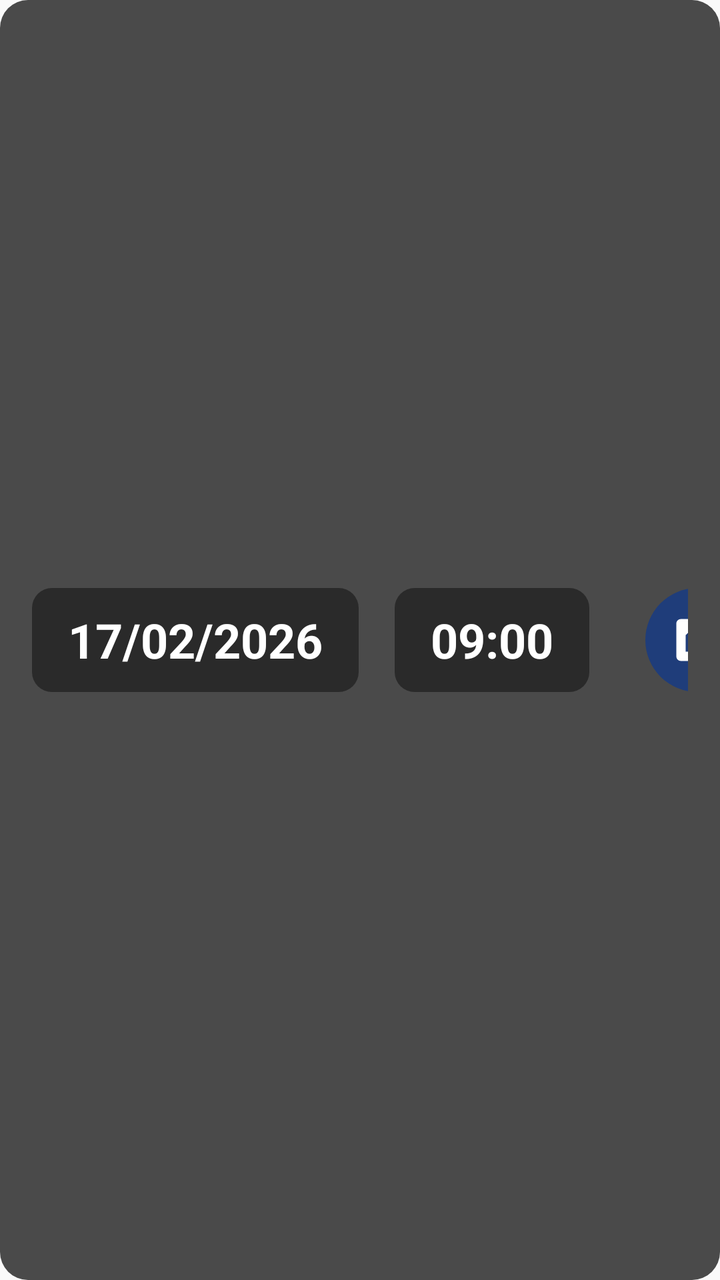
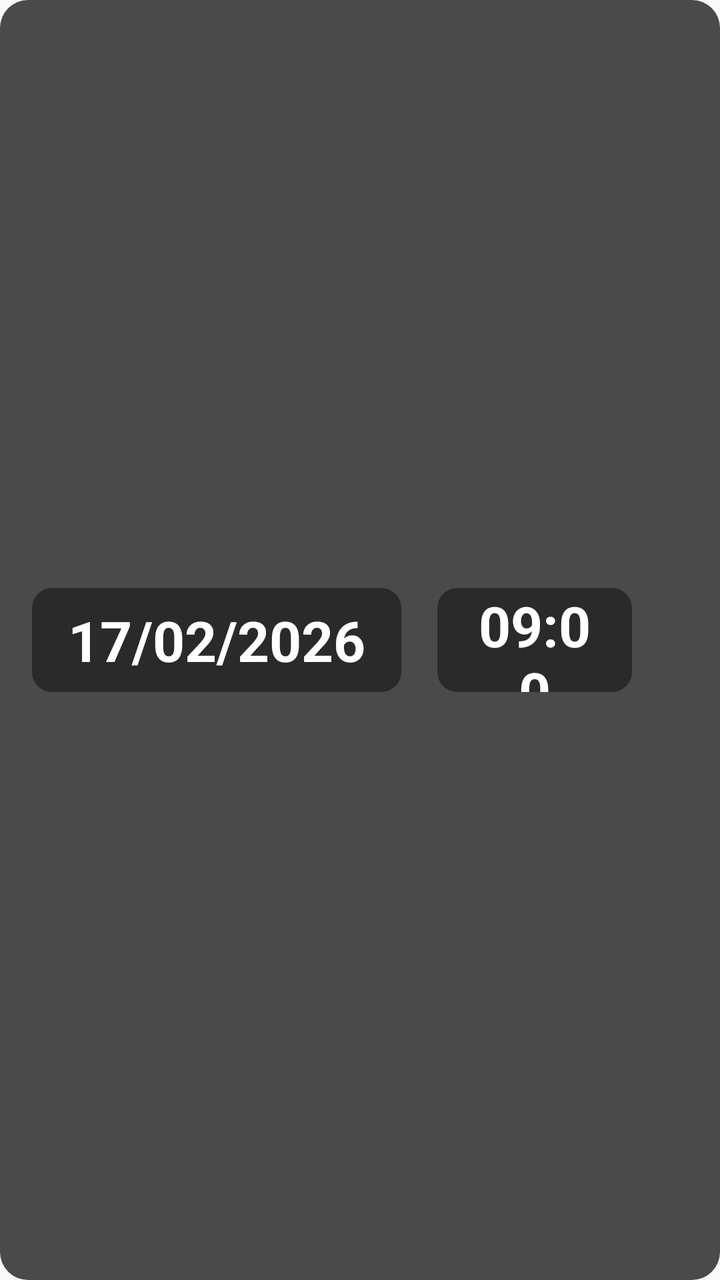

Compare the two renders of this Android layout. The source of the first and the diff that turns it into the second are given below.
<!-- AndroidManifest.xml: application theme AppTheme.NoActionBar -->
<!-- res/layout/item_recordatorio.xml -->
<?xml version="1.0" encoding="utf-8"?>
<LinearLayout
    xmlns:android="http://schemas.android.com/apk/res/android"
    android:id="@+id/itemRecordatorioRoot"
    android:layout_width="match_parent"
    android:layout_height="88dp"
    android:orientation="horizontal"
    android:gravity="center_vertical"
    android:paddingStart="16dp"
    android:paddingEnd="16dp"
    android:layout_marginBottom="10dp"
    android:layout_marginStart="16dp"
    android:layout_marginEnd="16dp"
    android:background="@drawable/bg_recordatorio_item"
    android:clickable="true"
    android:focusable="true">

    
    <TextView
        android:id="@+id/tvFechaItemRec"
        android:layout_width="wrap_content"
        android:layout_height="52dp"
        android:minWidth="130dp"
        android:text="17/02/2026"
        android:textSize="24sp"
        android:textStyle="bold"
        android:textColor="#FFFFFF"
        android:gravity="center"
        android:paddingStart="18dp"
        android:paddingEnd="18dp"
        android:background="@drawable/bg_hora_pill_dark"
        android:layout_marginEnd="18dp"/>

    
    <TextView
        android:id="@+id/tvHoraItemRec"
        android:layout_width="wrap_content"
        android:layout_height="52dp"
        android:minWidth="92dp"
        android:text="09:00"
        android:textSize="24sp"
        android:textStyle="bold"
        android:textColor="#FFFFFF"
        android:gravity="center"
        android:paddingStart="18dp"
        android:paddingEnd="18dp"
        android:background="@drawable/bg_hora_pill_dark"
        android:layout_marginEnd="28dp"/>

    
    <TextView
        android:id="@+id/tvTituloItemRec"
        android:layout_width="0dp"
        android:layout_height="wrap_content"
        android:layout_weight="1"
        android:text="CITA MÉDICA"
        android:textSize="20sp"
        android:textStyle="bold"
        android:textColor="#FFFFFF"
        android:maxLines="1"
        android:ellipsize="end"/>

    
    <FrameLayout
        android:id="@+id/btnEditarItemRec"
        android:layout_width="52dp"
        android:layout_height="52dp"
        android:background="@drawable/bg_btn_editar_circle"
        android:layout_marginEnd="10dp"
        android:clickable="true"
        android:focusable="true"
        android:contentDescription="Editar">

        <ImageView
            android:layout_width="28dp"
            android:layout_height="28dp"
            android:layout_gravity="center"
            android:src="@drawable/ic_editar"
            android:contentDescription=""/>
    </FrameLayout>

    
    <FrameLayout
        android:id="@+id/btnEliminarItemRec"
        android:layout_width="52dp"
        android:layout_height="52dp"
        android:background="@drawable/bg_btn_eliminar_circle"
        android:clickable="true"
        android:focusable="true"
        android:contentDescription="Eliminar">

        <ImageView
            android:layout_width="28dp"
            android:layout_height="28dp"
            android:layout_gravity="center"
            android:src="@drawable/ic_eliminar"
            android:contentDescription=""/>
    </FrameLayout>

</LinearLayout>
<!-- resources referenced by this layout -->
<resources>
  <!-- drawable bg_btn_editar_circle (drawable) -->
  <?xml version="1.0" encoding="utf-8"?>
  <shape xmlns:android="http://schemas.android.com/apk/res/android"
      android:shape="oval">
      <solid android:color="#1F3D7A"/>
  </shape>
  <!-- drawable bg_btn_eliminar_circle (drawable) -->
  <?xml version="1.0" encoding="utf-8"?>
  <shape xmlns:android="http://schemas.android.com/apk/res/android"
      android:shape="oval">
      <solid android:color="#E53935"/>
  </shape>
  <!-- drawable bg_hora_pill_dark (drawable) -->
  <?xml version="1.0" encoding="utf-8"?>
  <shape xmlns:android="http://schemas.android.com/apk/res/android"
      android:shape="rectangle">
      <solid android:color="#2A2A2A"/>
      <corners android:radius="10dp"/>
  </shape>
  <!-- drawable bg_recordatorio_item (drawable) -->
  <?xml version="1.0" encoding="utf-8"?>
  <shape xmlns:android="http://schemas.android.com/apk/res/android"
      android:shape="rectangle">
      <solid android:color="#4A4A4A"/>
      <corners android:radius="14dp"/>
  </shape>
  <!-- drawable ic_editar (drawable) -->
  <vector xmlns:android="http://schemas.android.com/apk/res/android" android:height="24dp" android:tint="#FFFFFF" android:viewportHeight="24" android:viewportWidth="24" android:width="24dp">
        
      <path android:fillColor="@android:color/white" android:pathData="M7,17V9.93L13.93,3l0,0H5C3.9,3 3,3.9 3,5v14c0,1.1 0.9,2 2,2h14c1.1,0 2,-0.9 2,-2v-8.93L14.07,17H7z"/>
        
      <path android:fillColor="@android:color/white" android:pathData="M9,15l4.24,0l7.2,-7.2l-4.24,-4.24l-7.2,7.2z"/>
        
      <path android:fillColor="@android:color/white" android:pathData="M22.91,2.49l-1.41,-1.41c-0.78,-0.78 -2.05,-0.78 -2.83,0l-1.06,1.06l4.24,4.24l1.06,-1.06C23.7,4.54 23.7,3.27 22.91,2.49z"/>
      
  </vector>
  <!-- drawable ic_eliminar (drawable) -->
  <vector xmlns:android="http://schemas.android.com/apk/res/android" android:height="24dp" android:tint="#FFFFFF" android:viewportHeight="24" android:viewportWidth="24" android:width="24dp">
        
      <path android:fillColor="@android:color/white" android:pathData="M6,19c0,1.1 0.9,2 2,2h8c1.1,0 2,-0.9 2,-2V7H6v12zM19,4h-3.5l-1,-1h-5l-1,1H5v2h14V4z"/>
      
  </vector>
  <style name="AppTheme.NoActionBar">
          <item name="windowActionBar">false</item>
          <item name="windowNoTitle">true</item>
          <item name="android:statusBarColor">@color/fondo_app</item>
          <item name="android:windowLightStatusBar">true</item>
      </style>
  <color name="fondo_app">#F2F2F7</color>
</resources>

<!-- the commit's change to res/layout/item_recordatorio.xml (unified diff, before → after) -->
@@ -3,15 +3,16 @@
     xmlns:android="http://schemas.android.com/apk/res/android"
     android:id="@+id/itemRecordatorioRoot"
     android:layout_width="match_parent"
-    android:layout_height="88dp"
+    android:layout_height="110dp"
     android:orientation="horizontal"
     android:gravity="center_vertical"
     android:paddingStart="16dp"
     android:paddingEnd="16dp"
-    android:layout_marginBottom="10dp"
-    android:layout_marginStart="16dp"
-    android:layout_marginEnd="16dp"
+    android:layout_marginBottom="24dp"
+    android:layout_marginStart="24dp"
+    android:layout_marginEnd="24dp"
     android:background="@drawable/bg_recordatorio_item"
+
     android:clickable="true"
     android:focusable="true">
 
@@ -22,7 +23,7 @@
         android:layout_height="52dp"
         android:minWidth="130dp"
         android:text="17/02/2026"
-        android:textSize="24sp"
+        android:textSize="28sp"
         android:textStyle="bold"
         android:textColor="#FFFFFF"
         android:gravity="center"
@@ -38,7 +39,7 @@
         android:layout_height="52dp"
         android:minWidth="92dp"
         android:text="09:00"
-        android:textSize="24sp"
+        android:textSize="28sp"
         android:textStyle="bold"
         android:textColor="#FFFFFF"
         android:gravity="center"
@@ -54,7 +55,7 @@
         android:layout_height="wrap_content"
         android:layout_weight="1"
         android:text="CITA MÉDICA"
-        android:textSize="20sp"
+        android:textSize="30sp"
         android:textStyle="bold"
         android:textColor="#FFFFFF"
         android:maxLines="1"
